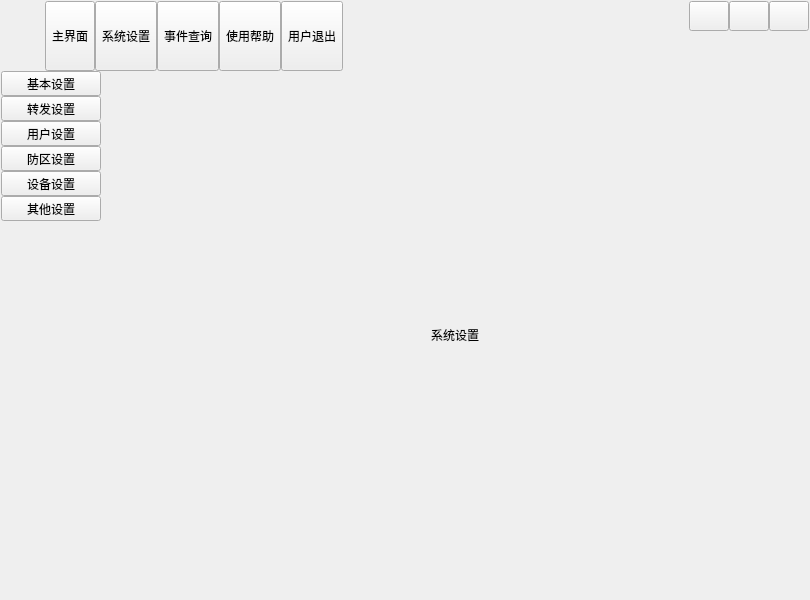
Before: the Qt Designer form main_ui.ui in Shogpe/bmsTool, drawn with Qt 5.
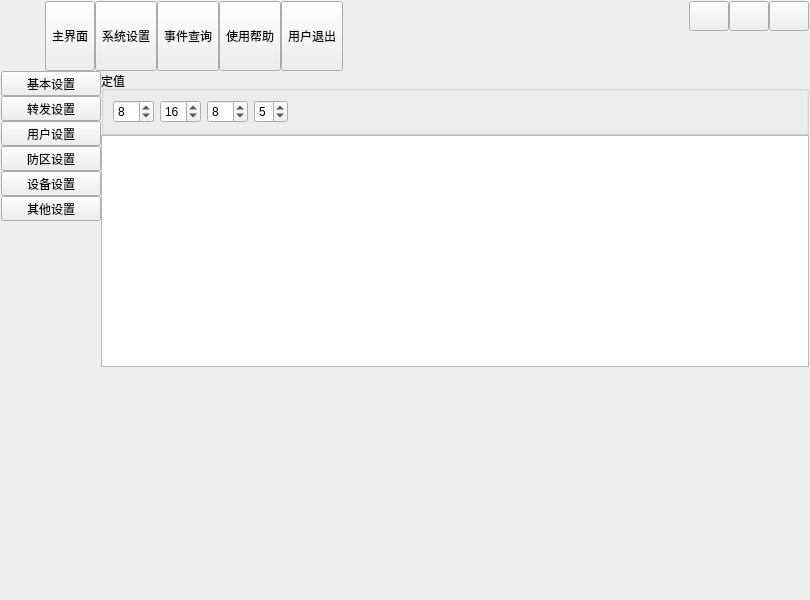
After: the same form once the commit is applied. The open tabs and pages were chosen to show the change. Icons and pictures are not drawn. Custom widgets are drawn as their Qt base class.

Diff of the .ui file:
```diff
--- a/main_ui.ui
+++ b/main_ui.ui
@@ -663,20 +663,146 @@
         </widget>
        </item>
        <item>
-        <widget class="QLabel" name="lab2">
-         <property name="sizePolicy">
-          <sizepolicy hsizetype="Expanding" vsizetype="Expanding">
-           <horstretch>0</horstretch>
-           <verstretch>0</verstretch>
-          </sizepolicy>
-         </property>
-         <property name="text">
-          <string>系统设置</string>
-         </property>
-         <property name="alignment">
-          <set>Qt::AlignCenter</set>
-         </property>
-        </widget>
+        <layout class="QGridLayout" name="gridLayout_3">
+         <item row="0" column="0">
+          <widget class="QGroupBox" name="groupBox_2">
+           <property name="title">
+            <string>定值</string>
+           </property>
+           <layout class="QGridLayout" name="gridLayout_4">
+            <item row="1" column="1">
+             <widget class="QSpinBox" name="nVol">
+              <property name="accessibleName">
+               <string>dz</string>
+              </property>
+              <property name="specialValueText">
+               <string> </string>
+              </property>
+              <property name="suffix">
+               <string/>
+              </property>
+              <property name="prefix">
+               <string/>
+              </property>
+              <property name="value">
+               <number>16</number>
+              </property>
+             </widget>
+            </item>
+            <item row="1" column="2">
+             <widget class="QSpinBox" name="nTemp">
+              <property name="sizePolicy">
+               <sizepolicy hsizetype="Preferred" vsizetype="Fixed">
+                <horstretch>0</horstretch>
+                <verstretch>0</verstretch>
+               </sizepolicy>
+              </property>
+              <property name="accessibleName">
+               <string>dz</string>
+              </property>
+              <property name="specialValueText">
+               <string> </string>
+              </property>
+              <property name="suffix">
+               <string/>
+              </property>
+              <property name="prefix">
+               <string/>
+              </property>
+              <property name="singleStep">
+               <number>10</number>
+              </property>
+              <property name="value">
+               <number>8</number>
+              </property>
+             </widget>
+            </item>
+            <item row="1" column="0">
+             <widget class="QSpinBox" name="nBMU">
+              <property name="accessibleName">
+               <string>dz</string>
+              </property>
+              <property name="specialValueText">
+               <string> </string>
+              </property>
+              <property name="suffix">
+               <string/>
+              </property>
+              <property name="prefix">
+               <string/>
+              </property>
+              <property name="value">
+               <number>8</number>
+              </property>
+             </widget>
+            </item>
+            <item row="1" column="4">
+             <spacer name="horizontalSpacer_3">
+              <property name="orientation">
+               <enum>Qt::Horizontal</enum>
+              </property>
+              <property name="sizeHint" stdset="0">
+               <size>
+                <width>40</width>
+                <height>20</height>
+               </size>
+              </property>
+             </spacer>
+            </item>
+            <item row="1" column="3">
+             <widget class="QSpinBox" name="nStatus">
+              <property name="sizePolicy">
+               <sizepolicy hsizetype="Preferred" vsizetype="Fixed">
+                <horstretch>0</horstretch>
+                <verstretch>0</verstretch>
+               </sizepolicy>
+              </property>
+              <property name="accessibleName">
+               <string>dz</string>
+              </property>
+              <property name="specialValueText">
+               <string> </string>
+              </property>
+              <property name="suffix">
+               <string/>
+              </property>
+              <property name="prefix">
+               <string/>
+              </property>
+              <property name="minimum">
+               <number>4</number>
+              </property>
+              <property name="maximum">
+               <number>6</number>
+              </property>
+              <property name="stepType">
+               <enum>QAbstractSpinBox::DefaultStepType</enum>
+              </property>
+              <property name="value">
+               <number>5</number>
+              </property>
+             </widget>
+            </item>
+           </layout>
+          </widget>
+         </item>
+         <item row="2" column="0">
+          <spacer name="verticalSpacer_4">
+           <property name="orientation">
+            <enum>Qt::Vertical</enum>
+           </property>
+           <property name="sizeHint" stdset="0">
+            <size>
+             <width>20</width>
+             <height>40</height>
+            </size>
+           </property>
+          </spacer>
+         </item>
+         <item row="1" column="0">
+          <widget class="QTableWidget" name="tableConfig"/>
+         </item>
+        </layout>
        </item>
       </layout>
      </widget>
```
Left out of the diff: 27 changed lines with no effect on the pictures.
